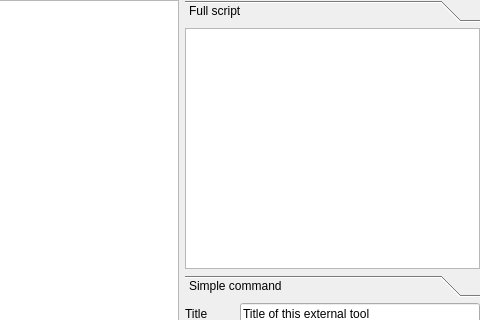
The window that src/gui/settings/settingsexternaltools.ui (martinrotter/textosaurus) describes before a commit, drawn with Qt 5; both pictures show x 116 to 596 and y 0 to 320 of the 596 by 429 pixel window.
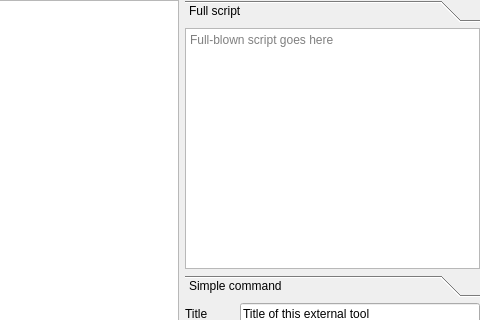
The same window after the commit. Custom widgets are drawn as their Qt base class.

Patch:
```diff
--- a/src/gui/settings/settingsexternaltools.ui
+++ b/src/gui/settings/settingsexternaltools.ui
@@ -96,7 +96,11 @@
           <number>0</number>
          </property>
          <item>
-          <widget class="QPlainTextEdit" name="m_txtFullScript"/>
+          <widget class="QPlainTextEdit" name="m_txtFullScript">
+           <property name="placeholderText">
+            <string>Full-blown script goes here</string>
+           </property>
+          </widget>
          </item>
         </layout>
        </widget>
```
Left out of the diff: 6 changed lines with no effect on the pictures.
